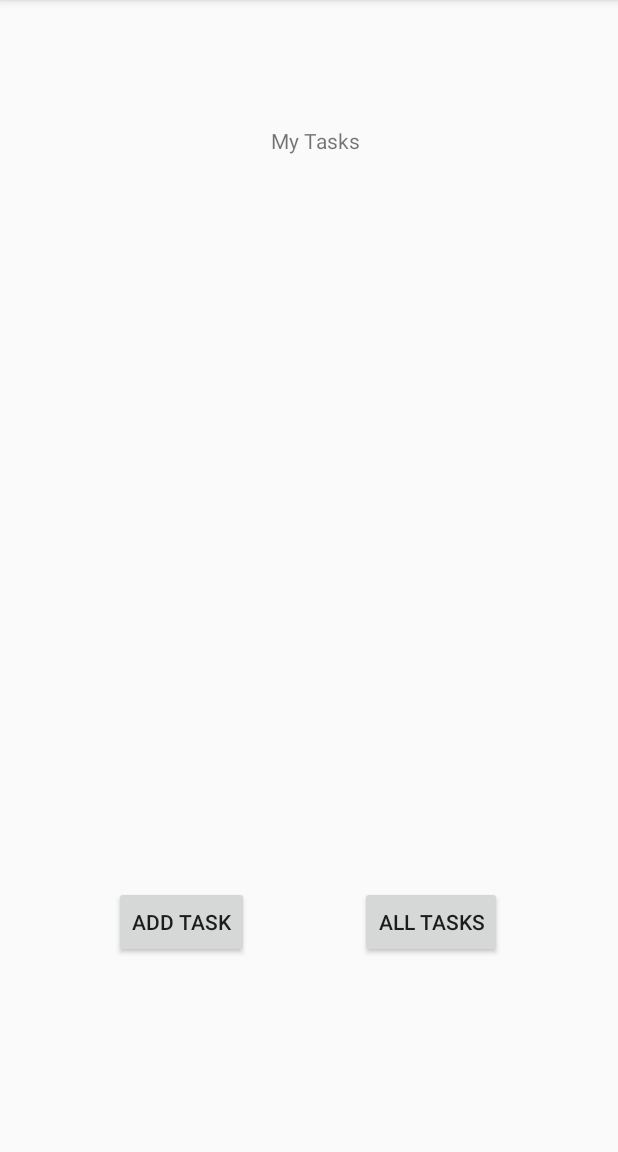
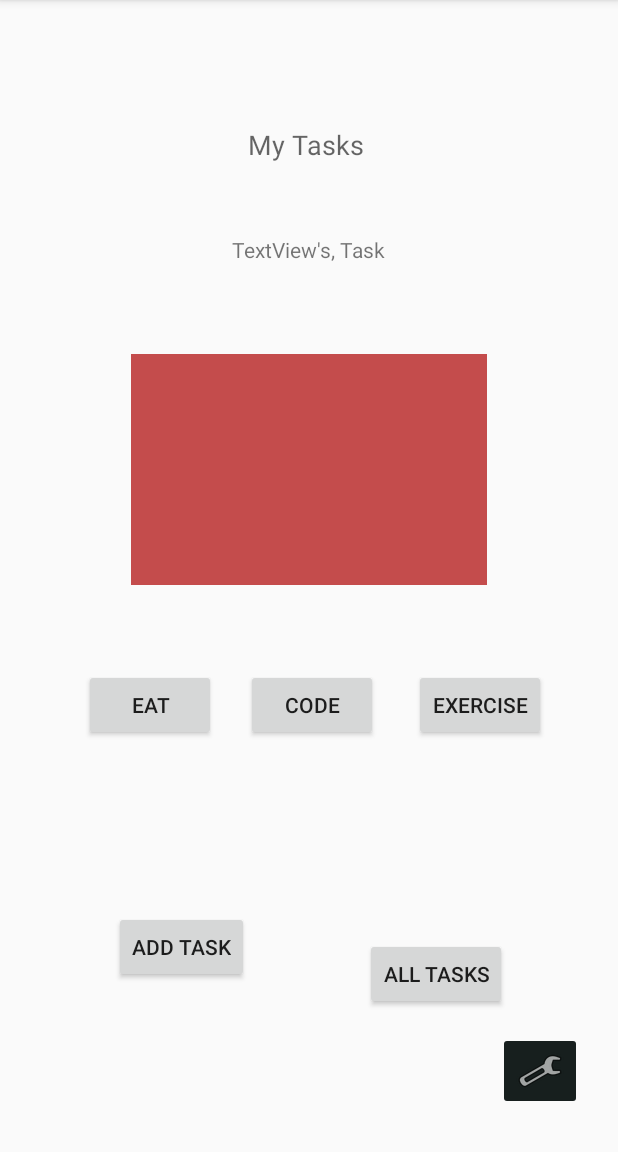
Before and after one commit to JBajracharya/taskMaster, an Android app: the screen it shows after launch (MainActivity), on a phone screen of 412 x 824 dp, the part 84-1236 px from its top. Run offline under Robolectric (Android 15) with nearby library versions, the phone set to English and light mode, and no system bars.

Commit message:
stopped at homebutton navigation feature

```diff
--- a/app/build.gradle
+++ b/app/build.gradle
@@ -4,7 +4,7 @@ android {
     compileSdkVersion 29
     buildToolsVersion "29.0.2"
     defaultConfig {
-        applicationId "com.example.taskmaster"
+        applicationId "com.bajracharya.taskmaster"
         minSdkVersion 22
         targetSdkVersion 29
         versionCode 1
@@ -23,6 +23,7 @@ dependencies {
     implementation fileTree(dir: 'libs', include: ['*.jar'])
     implementation 'androidx.appcompat:appcompat:1.0.2'
     implementation 'androidx.constraintlayout:constraintlayout:1.1.3'
+    implementation 'androidx.preference:preference:1.1.0-alpha05'
     testImplementation 'junit:junit:4.12'
     androidTestImplementation 'androidx.test.ext:junit:1.1.0'
     androidTestImplementation 'androidx.test.espresso:espresso-core:3.1.1'
--- a/app/src/main/AndroidManifest.xml
+++ b/app/src/main/AndroidManifest.xml
@@ -1,6 +1,6 @@
 <?xml version="1.0" encoding="utf-8"?>
 <manifest xmlns:android="http://schemas.android.com/apk/res/android"
-    package="com.example.taskmaster">
+    package="com.bajracharya.taskmaster">
 
     <application
         android:allowBackup="true"
@@ -9,7 +9,9 @@
         android:roundIcon="@mipmap/ic_launcher_round"
         android:supportsRtl="true"
         android:theme="@style/AppTheme">
-        <activity android:name=".allTasks"></activity>
+        <activity android:name=".SettingsActivity"></activity>
+        <activity android:name=".TaskDetail" />
+        <activity android:name=".allTasks" />
         <activity android:name=".addTask" />
         <activity android:name=".MainActivity">
             <intent-filter>
--- /dev/null
+++ b/app/src/main/java/com/bajracharya/taskmaster/MainActivity.java
@@ -0,0 +1,92 @@
+package com.bajracharya.taskmaster;
+
+import androidx.appcompat.app.AppCompatActivity;
+import androidx.preference.PreferenceManager;
+
+import android.content.Intent;
+import android.content.SharedPreferences;
+import android.os.Bundle;
+import android.util.Log;
+import android.view.View;
+import android.widget.Button;
+import android.widget.TextView;
+
+import org.w3c.dom.Text;
+
+public class MainActivity extends AppCompatActivity {
+    static String TAG = "MainActivity";
+
+    @Override
+    protected void onCreate(Bundle savedInstanceState) {
+        super.onCreate(savedInstanceState);
+        setContentView(R.layout.activity_main);
+
+        Button addTaskButton = findViewById(R.id.button);
+        addTaskButton.setOnClickListener(new View.OnClickListener() {
+            @Override
+            public void onClick(View v) {
+                Intent goToAddTaskIntent = new Intent(MainActivity.this, addTask.class);
+                MainActivity.this.startActivity(goToAddTaskIntent);
+            }
+        });
+
+        Button allTaskButton = findViewById(R.id.button2);
+        allTaskButton.setOnClickListener(new View.OnClickListener() {
+            @Override
+            public void onClick(View v) {
+                Intent goToAllTaskIntent = new Intent(MainActivity.this, allTasks.class);
+                MainActivity.this.startActivity(goToAllTaskIntent);
+            }
+        });
+
+//        task buttons :::::::::::::::::::
+        final Button task1 = findViewById(R.id.button5);
+        task1.setOnClickListener(new View.OnClickListener() {
+            @Override
+            public void onClick(View v) {
+                Intent goToTaskDetail = new Intent(MainActivity.this, TaskDetail.class);
+                goToTaskDetail.putExtra("task1", task1.getText().toString());
+                MainActivity.this.startActivity(goToTaskDetail);
+            }
+        });
+
+        final Button task2 = findViewById(R.id.button6);
+        task1.setOnClickListener(new View.OnClickListener() {
+            @Override
+            public void onClick(View v) {
+                Intent goToTaskDetail = new Intent(MainActivity.this, TaskDetail.class);
+                goToTaskDetail.putExtra("task2", task2.getText().toString());
+                MainActivity.this.startActivity(goToTaskDetail);
+            }
+        });
+
+        final Button task3 = findViewById(R.id.button7);
+        task1.setOnClickListener(new View.OnClickListener() {
+            @Override
+            public void onClick(View v) {
+                Intent goToTaskDetail = new Intent(MainActivity.this, TaskDetail.class);
+                goToTaskDetail.putExtra("task3", task3.getText().toString());
+                MainActivity.this.startActivity(goToTaskDetail);
+            }
+        });
+    }
+
+    public void onSettingButtonPress(View view) {
+        Intent goToSettingsPage = new Intent(this, SettingsActivity.class);
+        startActivity(goToSettingsPage);
+    }
+
+    @Override
+    protected void onResume() {
+        super.onResume();
+        Log.i(TAG, "resumed");
+
+        TextView displayUsername = findViewById(R.id.textView12);
+        SharedPreferences sharedPreferences = PreferenceManager.getDefaultSharedPreferences(getApplicationContext());
+        String username = sharedPreferences.getString("username", displayUsername.getText().toString());
+        displayUsername.setText(username + "'s, Task");
+
+    }
+
+
+}
--- a/app/src/main/java/com/example/taskmaster/addTask.java
+++ b/app/src/main/java/com/bajracharya/taskmaster/addTask.java
@@ -1,4 +1,4 @@
-package com.example.taskmaster;
+package com.bajracharya.taskmaster;
 
 import androidx.appcompat.app.AppCompatActivity;
 import androidx.constraintlayout.widget.ConstraintLayout;
--- a/app/src/main/java/com/example/taskmaster/allTasks.java
+++ b/app/src/main/java/com/bajracharya/taskmaster/allTasks.java
@@ -1,4 +1,4 @@
-package com.example.taskmaster;
+package com.bajracharya.taskmaster;
 
 import androidx.appcompat.app.AppCompatActivity;
 
--- a/app/src/main/java/com/example/taskmaster/MainActivity.java
+++ /dev/null
@@ -1,35 +0,0 @@
-package com.example.taskmaster;
-
-import androidx.appcompat.app.AppCompatActivity;
-
-import android.content.Intent;
-import android.os.Bundle;
-import android.view.View;
-import android.widget.Button;
-
-public class MainActivity extends AppCompatActivity {
-
-    @Override
-    protected void onCreate(Bundle savedInstanceState) {
-        super.onCreate(savedInstanceState);
-        setContentView(R.layout.activity_main);
-
-        Button addTaskButton = findViewById(R.id.button);
-        addTaskButton.setOnClickListener(new View.OnClickListener() {
-            @Override
-            public void onClick(View v) {
-                Intent goToAddTaskIntent = new Intent(MainActivity.this, addTask.class);
-                MainActivity.this.startActivity(goToAddTaskIntent);
-            }
-        });
-
-        Button allTaskButton = findViewById(R.id.button2);
-        allTaskButton.setOnClickListener(new View.OnClickListener() {
-            @Override
-            public void onClick(View v) {
-                Intent goToAllTaskIntent = new Intent(MainActivity.this, allTasks.class);
-                MainActivity.this.startActivity(goToAllTaskIntent);
-            }
-        });
-    }
-}
--- a/app/src/main/res/layout/activity_main.xml
+++ b/app/src/main/res/layout/activity_main.xml
@@ -8,13 +8,13 @@
 
     <ImageView
         android:id="@+id/imageView"
-        android:layout_width="259dp"
-        android:layout_height="254dp"
-        android:layout_marginTop="104dp"
+        android:layout_width="237dp"
+        android:layout_height="154dp"
+        android:layout_marginTop="60dp"
+        android:background="#C44C4C"
         app:layout_constraintEnd_toEndOf="parent"
-        app:layout_constraintHorizontal_bias="0.506"
         app:layout_constraintStart_toStartOf="parent"
-        app:layout_constraintTop_toBottomOf="@+id/textView3"
+        app:layout_constraintTop_toBottomOf="@+id/textView12"
         tools:srcCompat="@tools:sample/avatars" />
 
     <Button
@@ -25,18 +25,20 @@
         android:text="ADD TASK"
         app:layout_constraintBottom_toBottomOf="parent"
         app:layout_constraintStart_toStartOf="parent"
-        app:layout_constraintTop_toBottomOf="@+id/imageView" />
+        app:layout_constraintTop_toBottomOf="@+id/button5" />
 
     <Button
         android:id="@+id/button2"
         android:layout_width="wrap_content"
         android:layout_height="wrap_content"
+        android:layout_marginBottom="92dp"
         android:text="All Tasks"
         app:layout_constraintBottom_toBottomOf="parent"
         app:layout_constraintEnd_toEndOf="parent"
-        app:layout_constraintHorizontal_bias="0.489"
+        app:layout_constraintHorizontal_bias="0.51"
         app:layout_constraintStart_toEndOf="@+id/button"
-        app:layout_constraintTop_toBottomOf="@+id/imageView" />
+        app:layout_constraintTop_toBottomOf="@+id/button7"
+        app:layout_constraintVertical_bias="0.979" />
 
     <TextView
         android:id="@+id/textView3"
@@ -44,9 +46,65 @@
         android:layout_height="wrap_content"
         android:layout_marginTop="84dp"
         android:text="My Tasks"
+        android:textAppearance="@style/TextAppearance.AppCompat.Display1"
+        android:textSize="18sp"
         app:layout_constraintEnd_toEndOf="parent"
-        app:layout_constraintHorizontal_bias="0.512"
+        app:layout_constraintHorizontal_bias="0.495"
         app:layout_constraintStart_toStartOf="parent"
         app:layout_constraintTop_toTopOf="parent" />
 
+    <ImageButton
+        android:id="@+id/imageButton"
+        android:layout_width="wrap_content"
+        android:layout_height="wrap_content"
+        android:layout_marginEnd="24dp"
+        android:layout_marginBottom="28dp"
+        android:backgroundTint="#171F1E"
+        android:onClick="onSettingButtonPress"
+        app:layout_constraintBottom_toBottomOf="parent"
+        app:layout_constraintEnd_toEndOf="parent"
+        app:srcCompat="@android:drawable/ic_menu_manage" />
+
+    <TextView
+        android:id="@+id/textView12"
+        android:layout_width="wrap_content"
+        android:layout_height="wrap_content"
+        android:layout_marginTop="48dp"
+        android:text="TextView"
+        app:layout_constraintEnd_toEndOf="parent"
+        app:layout_constraintStart_toStartOf="parent"
+        app:layout_constraintTop_toBottomOf="@+id/textView3" />
+
+    <Button
+        android:id="@+id/button5"
+        android:layout_width="wrap_content"
+        android:layout_height="wrap_content"
+        android:layout_marginStart="56dp"
+        android:layout_marginTop="56dp"
+        android:text="Eat"
+        app:layout_constraintStart_toStartOf="parent"
+        app:layout_constraintTop_toBottomOf="@+id/imageView" />
+
+    <Button
+        android:id="@+id/button6"
+        android:layout_width="wrap_content"
+        android:layout_height="wrap_content"
+        android:layout_marginStart="20dp"
+        android:layout_marginTop="56dp"
+        android:text="code"
+        app:layout_constraintEnd_toStartOf="@+id/button7"
+        app:layout_constraintHorizontal_bias="0.0"
+        app:layout_constraintStart_toEndOf="@+id/button5"
+        app:layout_constraintTop_toBottomOf="@+id/imageView" />
+
+    <Button
+        android:id="@+id/button7"
+        android:layout_width="wrap_content"
+        android:layout_height="wrap_content"
+        android:layout_marginTop="56dp"
+        android:layout_marginEnd="48dp"
+        android:text="Exercise"
+        app:layout_constraintEnd_toEndOf="parent"
+        app:layout_constraintTop_toBottomOf="@+id/imageView" />
+
 </androidx.constraintlayout.widget.ConstraintLayout>
```
Also changed, not shown: app/src/main/java/com/bajracharya/taskmaster/SettingsActivity.java (added, +41 -0 lines), app/src/main/java/com/bajracharya/taskmaster/TaskDetail.java (added, +19 -0 lines), app/src/main/res/layout/activity_settings.xml (added, +40 -0 lines), app/src/main/res/layout/activity_task_detail.xml (added, +32 -0 lines), app/src/main/res/values/arrays.xml (added, +12 -0 lines), app/src/main/res/values/strings.xml (+16 -0 lines), app/src/main/res/xml/root_preferences.xml (added, +51 -0 lines), 4 other files.
